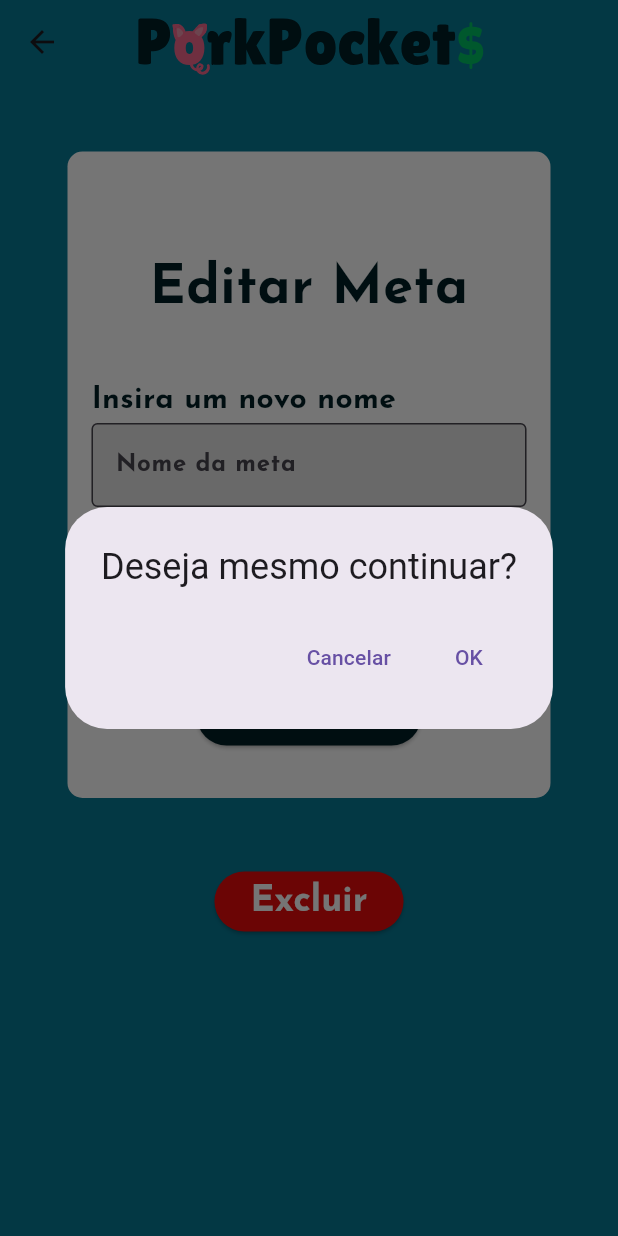
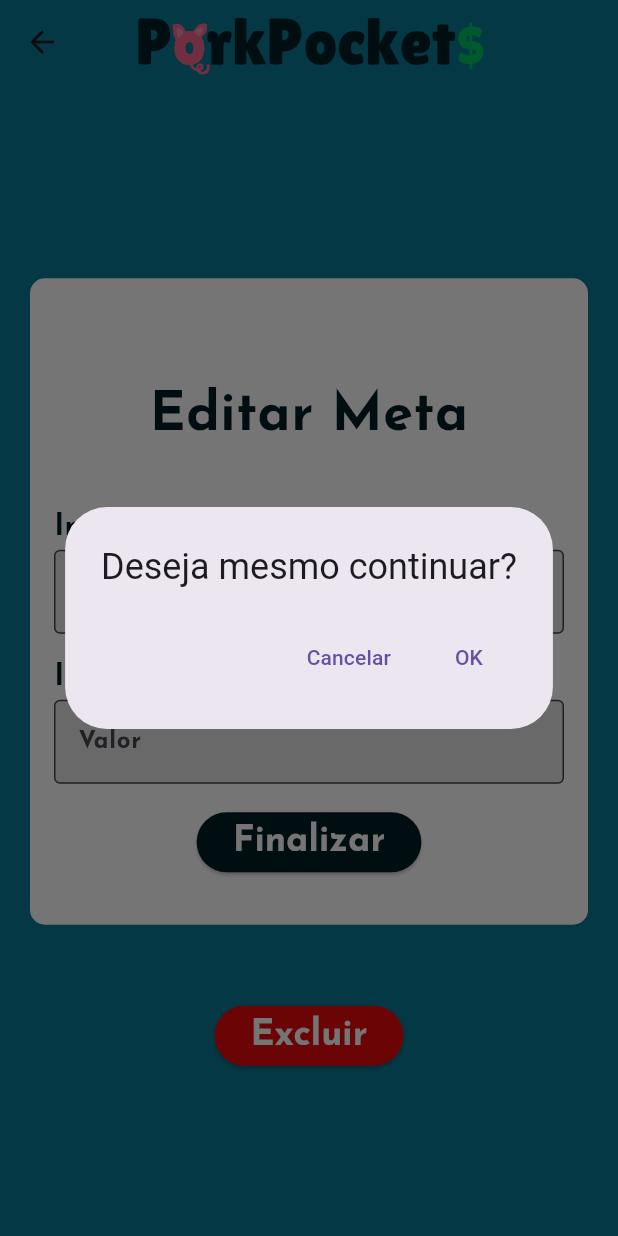
Before and after one commit to IgorLorentz/PorkPockets, a Flutter app: the EditMetaPage screen opened directly, after a tap on "Excluir", on a phone screen of 412 x 824 dp. Run offline on Flutter 3.47's test engine with Material 3 defaults, Android fonts, the phone set to English and light mode, and no system bars; our stand-ins replace flutter_svg.

Commit message:
Refactored edit_meta_page

```diff
--- a/pork_pockets_app/lib/pages/edit_meta_page.dart
+++ b/pork_pockets_app/lib/pages/edit_meta_page.dart
@@ -1,3 +1,5 @@
+// ignore_for_file: deprecated_member_use
+
 import 'package:flutter/material.dart';
 import 'package:pork_pockets_app/util/appbar.dart';
 import 'package:pork_pockets_app/util/color_util.dart';
@@ -5,7 +7,7 @@ import 'package:pork_pockets_app/util/forms_util.dart';
 import 'package:pork_pockets_app/util/text_util.dart';
 
 class EditMetaPage extends StatefulWidget {
-  const EditMetaPage({Key? key}) : super(key: key);
+  const EditMetaPage({super.key});
 
   @override
   State<EditMetaPage> createState() => _EditMetaPageState();
@@ -19,13 +21,16 @@ class _EditMetaPageState extends State<EditMetaPage> {
     return Scaffold(
       backgroundColor: Paleta.bgColor,
       appBar: appBar(),
-      body: SingleChildScrollView(
+      body: Center(
+        child: SingleChildScrollView(
           child: Column(
             children: [
               Container(
+                margin: const EdgeInsets.all(20),
+                width: double.infinity,
                 decoration: BoxDecoration(
-                  color: Colors.white, borderRadius: BorderRadius.circular(10)),
-              margin: const EdgeInsets.all(45),
+                    color: Colors.white,
+                    borderRadius: BorderRadius.circular(10)),
                 child: Form(
                   child: Padding(
                     padding: const EdgeInsets.all(16.0),
@@ -44,11 +49,11 @@ class _EditMetaPageState extends State<EditMetaPage> {
                         ),
                         TextFormField(
                           textInputAction: TextInputAction.next,
-                        keyboardType: TextInputType.number,
-                        obscureText: passwordObscured,
+                          keyboardType: TextInputType.text,
                           decoration: const InputDecoration(
                             hintText: "Nome da meta",
-                          border: OutlineInputBorder(borderSide: BorderSide()),
+                            border:
+                                OutlineInputBorder(borderSide: BorderSide()),
                             fillColor: Color.fromARGB(200, 220, 220, 220),
                             filled: true,
                           ),
@@ -66,12 +71,12 @@ class _EditMetaPageState extends State<EditMetaPage> {
                           ],
                         ),
                         TextFormField(
-                        textInputAction: TextInputAction.next,
+                          textInputAction: TextInputAction.done,
                           keyboardType: TextInputType.number,
-                        obscureText: passwordObscured,
                           decoration: const InputDecoration(
                             hintText: "Valor",
-                          border: OutlineInputBorder(borderSide: BorderSide()),
+                            border:
+                                OutlineInputBorder(borderSide: BorderSide()),
                             fillColor: Color.fromARGB(200, 220, 220, 220),
                             filled: true,
                           ),
@@ -96,6 +101,7 @@ class _EditMetaPageState extends State<EditMetaPage> {
                   ),
                 ),
               ),
+              const SizedBox(height: 30),
               ElevatedButton(
                   onPressed: () {
                     showDialog(
@@ -105,26 +111,25 @@ class _EditMetaPageState extends State<EditMetaPage> {
                         return WillPopScope(
                           onWillPop: () async => false,
                           child: AlertDialog(
-                          title: Text('Deseja mesmo continuar?'),
+                            title: const Text('Deseja mesmo continuar?'),
                             actions: [
                               TextButton(
                                 onPressed: () {
                                   Navigator.pop(inContext);
                                 },
-                              child: Text('Cancelar'),
+                                child: const Text('Cancelar'),
                               ),
                               TextButton(
                                 onPressed: () {
                                   Navigator.pop(inContext);
                                 },
-                              child: Text('OK'),
+                                child: const Text('OK'),
                               ),
                             ],
                           ),
                         );
                       },
                     );
-
                   },
                   style: ElevatedButton.styleFrom(
                     backgroundColor: Paleta.dangerous,
@@ -133,6 +138,7 @@ class _EditMetaPageState extends State<EditMetaPage> {
             ],
           ),
         ),
+      ),
     );
   }
 }
```
Lines whose indentation alone changed are shown as unchanged.
